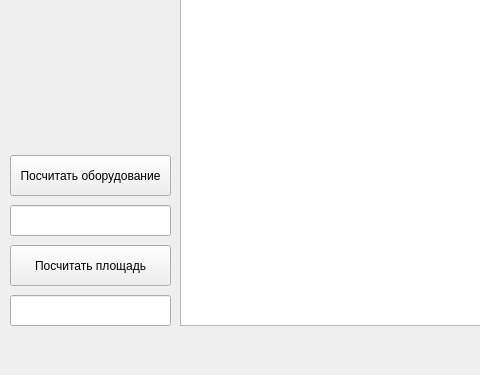
Above: ui_forms/mainwindow.ui from Ukihara/scheme_editor before the change; both pictures show x 0 to 480 and y 325 to 700 of the 1200 by 700 pixel window. Below: the same form after it.
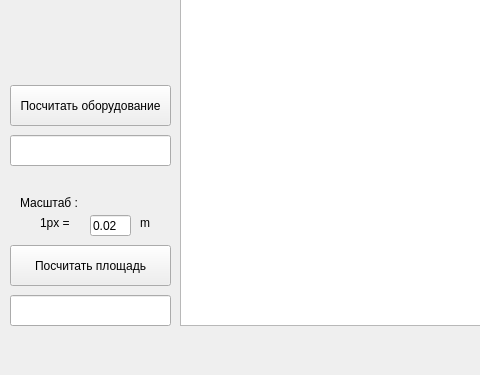
That is the form after the change.

Commit message: added lineEdit and labels for scale to ui

```diff
--- a/ui_forms/mainwindow.ui
+++ b/ui_forms/mainwindow.ui
@@ -60,7 +60,7 @@
     <property name="geometry">
      <rect>
       <x>10</x>
-      <y>480</y>
+      <y>410</y>
       <width>161</width>
       <height>41</height>
      </rect>
@@ -73,7 +73,7 @@
     <property name="geometry">
      <rect>
       <x>10</x>
-      <y>530</y>
+      <y>460</y>
       <width>161</width>
       <height>31</height>
      </rect>
@@ -118,6 +118,58 @@
      <string>Щёлк</string>
     </property>
    </widget>
+   <widget class="QLabel" name="scaleLabel">
+    <property name="geometry">
+     <rect>
+      <x>20</x>
+      <y>520</y>
+      <width>71</width>
+      <height>16</height>
+     </rect>
+    </property>
+    <property name="text">
+     <string>Масштаб : </string>
+    </property>
+   </widget>
+   <widget class="QLineEdit" name="scaleEdit">
+    <property name="geometry">
+     <rect>
+      <x>90</x>
+      <y>540</y>
+      <width>41</width>
+      <height>21</height>
+     </rect>
+    </property>
+    <property name="text">
+     <string>0.02</string>
+    </property>
+   </widget>
+   <widget class="QLabel" name="scaleLabel_2">
+    <property name="geometry">
+     <rect>
+      <x>40</x>
+      <y>540</y>
+      <width>41</width>
+      <height>16</height>
+     </rect>
+    </property>
+    <property name="text">
+     <string>1px =</string>
+    </property>
+   </widget>
+   <widget class="QLabel" name="scaleLabel_3">
+    <property name="geometry">
+     <rect>
+      <x>140</x>
+      <y>540</y>
+      <width>31</width>
+      <height>16</height>
+     </rect>
+    </property>
+    <property name="text">
+     <string>m</string>
+    </property>
+   </widget>
   </widget>
   <widget class="QMenuBar" name="menubar">
    <property name="geometry">
```
Left out of the diff: 2 changed lines with no effect on the pictures.
